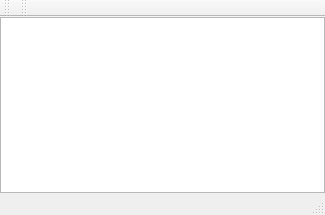
First picture: the form in mainwindow.ui, repository TimKrause2/image-transformations, before the edit.
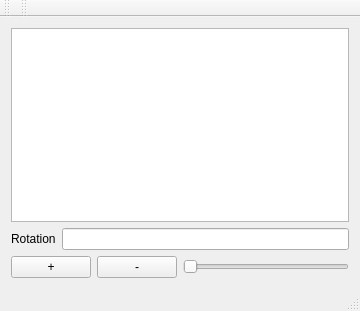
Second picture: the form after the edit.

Commit message: Added a gui to change the angle of rotation.

The edit to the form file:
```diff
--- a/mainwindow.ui
+++ b/mainwindow.ui
@@ -6,8 +6,8 @@
    <rect>
     <x>0</x>
     <y>0</y>
-    <width>325</width>
-    <height>215</height>
+    <width>360</width>
+    <height>311</height>
    </rect>
   </property>
   <property name="windowTitle">
@@ -15,21 +15,58 @@
   </property>
   <widget class="QWidget" name="centralWidget">
    <layout class="QGridLayout" name="gridLayout">
-    <property name="leftMargin">
-     <number>0</number>
-    </property>
-    <property name="topMargin">
-     <number>0</number>
-    </property>
-    <property name="rightMargin">
-     <number>0</number>
-    </property>
-    <property name="bottomMargin">
-     <number>0</number>
-    </property>
     <item row="0" column="0">
      <widget class="QGraphicsView" name="graphicsView"/>
     </item>
+    <item row="1" column="0">
+     <layout class="QVBoxLayout" name="verticalLayout">
+      <item>
+       <layout class="QHBoxLayout" name="horizontalLayout_2">
+        <item>
+         <widget class="QLabel" name="label">
+          <property name="text">
+           <string>Rotation</string>
+          </property>
+         </widget>
+        </item>
+        <item>
+         <widget class="QLineEdit" name="rotLineEdit"/>
+        </item>
+       </layout>
+      </item>
+      <item>
+       <layout class="QHBoxLayout" name="horizontalLayout">
+        <item>
+         <widget class="QPushButton" name="rotpPushButton">
+          <property name="text">
+           <string>+</string>
+          </property>
+         </widget>
+        </item>
+        <item>
+         <widget class="QPushButton" name="rotmPushButton">
+          <property name="text">
+           <string>-</string>
+          </property>
+         </widget>
+        </item>
+        <item>
+         <widget class="QSlider" name="rotSlider">
+          <property name="maximum">
+           <number>360</number>
+          </property>
+          <property name="pageStep">
+           <number>5</number>
+          </property>
+          <property name="orientation">
+           <enum>Qt::Horizontal</enum>
+          </property>
+         </widget>
+        </item>
+       </layout>
+      </item>
+     </layout>
+    </item>
    </layout>
   </widget>
   <widget class="QMenuBar" name="menuBar">
```
Left out of the diff: 2 changed lines with no effect on the pictures. The commit also changes 7 other files.
